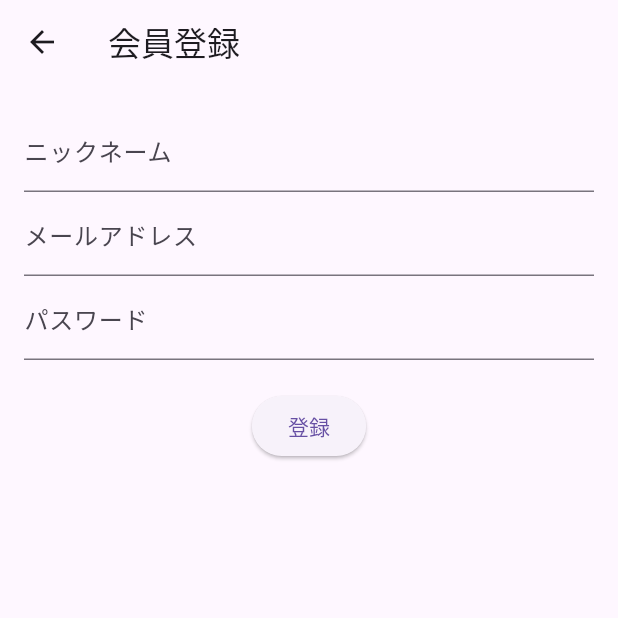
After one commit to JC21-230651/myapp2, a Flutter app: the screen it shows after launch, item 5 of the bottom bar chosen, after a tap on "会員登録", on a phone screen of 412 x 824 dp, the top half of it. The commit adds this screen. Run offline on Flutter 3.47's test engine with Material 3 defaults, Android fonts, the phone set to English and light mode, and no system bars; our stand-ins replace firebase_auth, firebase_core, pedometer, table_calendar; missing offline and left inert: device_calendar; accounts and stored records are empty.

Commit message:
プロトタイプを修正しました。

```diff
--- a/lib/main.dart
+++ b/lib/main.dart
@@ -1,122 +1,304 @@
+
+import 'dart:async';
 import 'package:flutter/material.dart';
+import 'package:table_calendar/table_calendar.dart';
+import 'package:intl/date_symbol_data_local.dart';
+import 'package:firebase_core/firebase_core.dart';
+import 'package:device_calendar/device_calendar.dart';
+import 'package:pedometer/pedometer.dart';
+import 'firebase_options.dart';
+import './register_screen.dart';
+import './memo_screen.dart';
 
-void main() {
-  runApp(const MyApp());
+void main() async {
+  WidgetsFlutterBinding.ensureInitialized();
+  await Firebase.initializeApp(
+    options: DefaultFirebaseOptions.currentPlatform,
+  );
+  initializeDateFormatting('ja_JP', null).then((_) => runApp(const MyApp()));
 }
 
 class MyApp extends StatelessWidget {
   const MyApp({super.key});
 
-  // This widget is the root of your application.
   @override
   Widget build(BuildContext context) {
     return MaterialApp(
-      title: 'Flutter Demo',
+      title: 'Calendar & Health App',
       theme: ThemeData(
-        // This is the theme of your application.
-        //
-        // TRY THIS: Try running your application with "flutter run". You'll see
-        // the application has a purple toolbar. Then, without quitting the app,
-        // try changing the seedColor in the colorScheme below to Colors.green
-        // and then invoke "hot reload" (save your changes or press the "hot
-        // reload" button in a Flutter-supported IDE, or press "r" if you used
-        // the command line to start the app).
-        //
-        // Notice that the counter didn't reset back to zero; the application
-        // state is not lost during the reload. To reset the state, use hot
-        // restart instead.
-        //
-        // This works for code too, not just values: Most code changes can be
-        // tested with just a hot reload.
-        colorScheme: ColorScheme.fromSeed(seedColor: Colors.deepPurple),
+        primarySwatch: Colors.blue,
+        visualDensity: VisualDensity.adaptivePlatformDensity,
       ),
-      home: const MyHomePage(title: 'Flutter Demo Home Page'),
+      home: const MyHomePage(),
+      routes: {
+        '/register': (context) => const RegisterScreen(),
+        '/memo': (context) => const MemoScreen(),
+      },
     );
   }
 }
 
 class MyHomePage extends StatefulWidget {
-  const MyHomePage({super.key, required this.title});
-
-  // This widget is the home page of your application. It is stateful, meaning
-  // that it has a State object (defined below) that contains fields that affect
-  // how it looks.
-
-  // This class is the configuration for the state. It holds the values (in this
-  // case the title) provided by the parent (in this case the App widget) and
-  // used by the build method of the State. Fields in a Widget subclass are
-  // always marked "final".
-
-  final String title;
+  const MyHomePage({super.key});
 
   @override
-  State<MyHomePage> createState() => _MyHomePageState();
+  _MyHomePageState createState() => _MyHomePageState();
 }
 
 class _MyHomePageState extends State<MyHomePage> {
-  int _counter = 0;
+  int _selectedIndex = 0;
 
-  void _incrementCounter() {
+  final List<Widget> _widgetOptions = <Widget>[
+    const CalendarScreen(),
+    const TasksScreen(),
+    const AddScreen(),
+    const HealthScreen(),
+    const MoreScreen(),
+  ];
+
+  void _onItemTapped(int index) {
     setState(() {
-      // This call to setState tells the Flutter framework that something has
-      // changed in this State, which causes it to rerun the build method below
-      // so that the display can reflect the updated values. If we changed
-      // _counter without calling setState(), then the build method would not be
-      // called again, and so nothing would appear to happen.
-      _counter++;
+      _selectedIndex = index;
     });
   }
 
   @override
   Widget build(BuildContext context) {
-    // This method is rerun every time setState is called, for instance as done
-    // by the _incrementCounter method above.
-    //
-    // The Flutter framework has been optimized to make rerunning build methods
-    // fast, so that you can just rebuild anything that needs updating rather
-    // than having to individually change instances of widgets.
+    return Scaffold(
+      body: _widgetOptions.elementAt(_selectedIndex),
+      bottomNavigationBar: BottomNavigationBar(
+        items: const <BottomNavigationBarItem>[
+          BottomNavigationBarItem(
+            icon: Icon(Icons.home),
+            label: 'Home',
+          ),
+          BottomNavigationBarItem(
+            icon: Icon(Icons.check_circle_outline),
+            label: 'Tasks',
+          ),
+          BottomNavigationBarItem(
+            icon: Icon(Icons.add),
+            label: 'Add',
+          ),
+          BottomNavigationBarItem(
+            icon: Icon(Icons.favorite_border),
+            label: 'Health',
+          ),
+          BottomNavigationBarItem(
+            icon: Icon(Icons.more_horiz),
+            label: 'More',
+          ),
+        ],
+        currentIndex: _selectedIndex,
+        onTap: _onItemTapped,
+        selectedItemColor: Colors.blue,
+        unselectedItemColor: Colors.grey,
+        showUnselectedLabels: true,
+      ),
+    );
+  }
+}
+
+class CalendarScreen extends StatefulWidget {
+  const CalendarScreen({super.key});
+
+  @override
+  _CalendarScreenState createState() => _CalendarScreenState();
+}
+
+class _CalendarScreenState extends State<CalendarScreen> {
+  late final DeviceCalendarPlugin _deviceCalendarPlugin;
+  List<Event> _events = [];
+  CalendarFormat _calendarFormat = CalendarFormat.month;
+  DateTime _focusedDay = DateTime.now();
+  DateTime? _selectedDay;
+
+  @override
+  void initState() {
+    super.initState();
+    _deviceCalendarPlugin = DeviceCalendarPlugin();
+    _retrieveCalendars();
+  }
+
+  void _retrieveCalendars() async {
+    var permissionsGranted = await _deviceCalendarPlugin.hasPermissions();
+    if (permissionsGranted.isSuccess && !permissionsGranted.data!) {
+      permissionsGranted = await _deviceCalendarPlugin.requestPermissions();
+      if (!permissionsGranted.isSuccess || !permissionsGranted.data!) {
+        return;
+      }
+    }
+
+    final calendarsResult = await _deviceCalendarPlugin.retrieveCalendars();
+    final calendars = calendarsResult.data;
+    if (calendars != null && calendars.isNotEmpty) {
+      final calendar = calendars.first;
+      final eventsResult = await _deviceCalendarPlugin.retrieveEvents(
+        calendar.id,
+        RetrieveEventsParams(
+          startDate: DateTime.now().subtract(const Duration(days: 30)),
+          endDate: DateTime.now().add(const Duration(days: 30)),
+        ),
+      );
+      setState(() {
+        _events = eventsResult.data ?? [];
+      });
+    }
+  }
+
+  List<Event> _getEventsForDay(DateTime day) {
+    return _events.where((event) => isSameDay(event.start, day)).toList();
+  }
+
+  @override
+  Widget build(BuildContext context) {
     return Scaffold(
       appBar: AppBar(
-        // TRY THIS: Try changing the color here to a specific color (to
-        // Colors.amber, perhaps?) and trigger a hot reload to see the AppBar
-        // change color while the other colors stay the same.
-        backgroundColor: Theme.of(context).colorScheme.inversePrimary,
-        // Here we take the value from the MyHomePage object that was created by
-        // the App.build method, and use it to set our appbar title.
-        title: Text(widget.title),
+        title: const Text('2025年9月'),
+        actions: [
+          TextButton(
+            onPressed: () {},
+            child: const Text(
+              'すべて',
+              style: TextStyle(color: Colors.white),
+            ),
+          ),
+        ],
+      ),
+      body: TableCalendar(
+        locale: 'ja_JP',
+        firstDay: DateTime.utc(2020, 10, 16),
+        lastDay: DateTime.utc(2030, 3, 14),
+        focusedDay: _focusedDay,
+        calendarFormat: _calendarFormat,
+        selectedDayPredicate: (day) {
+          return isSameDay(_selectedDay, day);
+        },
+        onDaySelected: (selectedDay, focusedDay) {
+          setState(() {
+            _selectedDay = selectedDay;
+            _focusedDay = focusedDay;
+          });
+          Navigator.pushNamed(context, '/memo', arguments: selectedDay);
+        },
+        onFormatChanged: (format) {
+          if (_calendarFormat != format) {
+            setState(() {
+              _calendarFormat = format;
+            });
+          }
+        },
+        onPageChanged: (focusedDay) {
+          _focusedDay = focusedDay;
+        },
+        eventLoader: _getEventsForDay,
+        calendarStyle: const CalendarStyle(
+          todayDecoration: BoxDecoration(
+            color: Colors.blue,
+            shape: BoxShape.circle,
+          ),
+          selectedDecoration: BoxDecoration(
+            color: Colors.orange,
+            shape: BoxShape.circle,
+          ),
+        ),
+        headerStyle: const HeaderStyle(
+          formatButtonVisible: false,
+          titleCentered: true,
+        ),
+      ),
+    );
+  }
+}
+
+class TasksScreen extends StatelessWidget {
+  const TasksScreen({super.key});
+
+  @override
+  Widget build(BuildContext context) {
+    return const Center(child: Text('Tasks Screen'));
+  }
+}
+
+class AddScreen extends StatelessWidget {
+  const AddScreen({super.key});
+
+  @override
+  Widget build(BuildContext context) {
+    return const Center(child: Text('Add Screen'));
+  }
+}
+
+class HealthScreen extends StatefulWidget {
+  const HealthScreen({super.key});
+
+  @override
+  _HealthScreenState createState() => _HealthScreenState();
+}
+
+class _HealthScreenState extends State<HealthScreen> {
+  late Stream<StepCount> _stepCountStream;
+  int _steps = 0;
+  final int _goal = 10000;
+
+  @override
+  void initState() {
+    super.initState();
+    _stepCountStream = Pedometer.stepCountStream;
+    _stepCountStream.listen((stepCount) {
+      setState(() {
+        _steps = stepCount.steps;
+      });
+    });
+  }
+
+  @override
+  Widget build(BuildContext context) {
+    return Scaffold(
+      appBar: AppBar(
+        title: const Text('ヘルスケア'),
       ),
       body: Center(
-        // Center is a layout widget. It takes a single child and positions it
-        // in the middle of the parent.
         child: Column(
-          // Column is also a layout widget. It takes a list of children and
-          // arranges them vertically. By default, it sizes itself to fit its
-          // children horizontally, and tries to be as tall as its parent.
-          //
-          // Column has various properties to control how it sizes itself and
-          // how it positions its children. Here we use mainAxisAlignment to
-          // center the children vertically; the main axis here is the vertical
-          // axis because Columns are vertical (the cross axis would be
-          // horizontal).
-          //
-          // TRY THIS: Invoke "debug painting" (choose the "Toggle Debug Paint"
-          // action in the IDE, or press "p" in the console), to see the
-          // wireframe for each widget.
           mainAxisAlignment: MainAxisAlignment.center,
           children: <Widget>[
-            const Text('You have pushed the button this many times:'),
+            const Text(
+              '今日の歩数',
+              style: TextStyle(fontSize: 24),
+            ),
             Text(
-              '$_counter',
-              style: Theme.of(context).textTheme.headlineMedium,
+              '$_steps',
+              style: const TextStyle(fontSize: 48, fontWeight: FontWeight.bold),
             ),
+            const SizedBox(height: 20),
+            Padding(
+              padding: const EdgeInsets.symmetric(horizontal: 20.0),
+              child: LinearProgressIndicator(
+                value: _steps / _goal,
+                minHeight: 10,
+              ),
+            ),
+            const SizedBox(height: 10),
+            Text('目標: $_goal歩'),
           ],
         ),
       ),
-      floatingActionButton: FloatingActionButton(
-        onPressed: _incrementCounter,
-        tooltip: 'Increment',
-        child: const Icon(Icons.add),
-      ), // This trailing comma makes auto-formatting nicer for build methods.
     );
   }
 }
+
+class MoreScreen extends StatelessWidget {
+  const MoreScreen({super.key});
+
+  @override
+  Widget build(BuildContext context) {
+    return Center(
+      child: ElevatedButton(
+        onPressed: () {
+          Navigator.pushNamed(context, '/register');
+        },
+        child: const Text('会員登録'),
+      ),
+    );
+  }
+}
--- /dev/null
+++ b/lib/register_screen.dart
@@ -0,0 +1,88 @@
+
+import 'package:flutter/material.dart';
+import 'package:firebase_auth/firebase_auth.dart';
+
+class RegisterScreen extends StatefulWidget {
+  const RegisterScreen({super.key});
+
+  @override
+  _RegisterScreenState createState() => _RegisterScreenState();
+}
+
+class _RegisterScreenState extends State<RegisterScreen> {
+  final _formKey = GlobalKey<FormState>();
+  final _nicknameController = TextEditingController();
+  final _emailController = TextEditingController();
+  final _passwordController = TextEditingController();
+
+  Future<void> _register() async {
+    if (_formKey.currentState!.validate()) {
+      try {
+        await FirebaseAuth.instance.createUserWithEmailAndPassword(
+          email: _emailController.text,
+          password: _passwordController.text,
+        );
+        // You should handle navigation and user feedback here
+        Navigator.pop(context);
+      } on FirebaseAuthException catch (e) {
+        // Handle errors here, e.g., show a snackbar
+        ScaffoldMessenger.of(context).showSnackBar(
+          SnackBar(content: Text(e.message ?? 'An error occurred')),
+        );
+      }
+    }
+  }
+
+  @override
+  Widget build(BuildContext context) {
+    return Scaffold(
+      appBar: AppBar(title: const Text('会員登録')),
+      body: Padding(
+        padding: const EdgeInsets.all(16.0),
+        child: Form(
+          key: _formKey,
+          child: Column(
+            children: <Widget>[
+              TextFormField(
+                controller: _nicknameController,
+                decoration: const InputDecoration(labelText: 'ニックネーム'),
+                validator: (value) {
+                  if (value == null || value.isEmpty) {
+                    return 'ニックネームを入力してください';
+                  }
+                  return null;
+                },
+              ),
+              TextFormField(
+                controller: _emailController,
+                decoration: const InputDecoration(labelText: 'メールアドレス'),
+                validator: (value) {
+                  if (value == null || value.isEmpty) {
+                    return 'メールアドレスを入力してください';
+                  }
+                  return null;
+                },
+              ),
+              TextFormField(
+                controller: _passwordController,
+                decoration: const InputDecoration(labelText: 'パスワード'),
+                obscureText: true,
+                validator: (value) {
+                  if (value == null || value.isEmpty) {
+                    return 'パスワードを入力してください';
+                  }
+                  return null;
+                },
+              ),
+              const SizedBox(height: 20),
+              ElevatedButton(
+                onPressed: _register,
+                child: const Text('登録'),
+              ),
+            ],
+          ),
+        ),
+      ),
+    );
+  }
+}
--- a/pubspec.yaml
+++ b/pubspec.yaml
@@ -34,6 +34,12 @@ dependencies:
   # The following adds the Cupertino Icons font to your application.
   # Use with the CupertinoIcons class for iOS style icons.
   cupertino_icons: ^1.0.8
+  table_calendar: ^3.2.0
+  intl: ^0.20.2
+  firebase_core: ^4.2.0
+  firebase_auth: ^6.1.1
+  device_calendar: ^4.3.3
+  pedometer: ^4.1.1
 
 dev_dependencies:
   flutter_test:
```
Also changed, not shown: lib/memo_screen.dart (added, +49 -0 lines), .idx/mcp.json, lib/firebase_options.dart (added), pubspec.lock, 1 other file.
